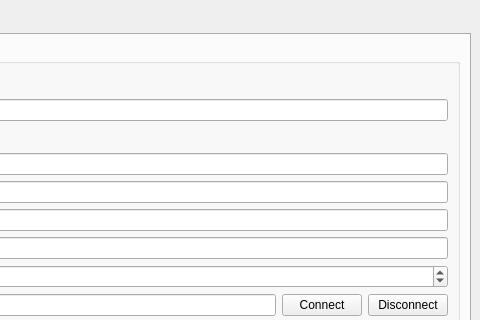
Before: the Qt Designer form MainWindow.ui in Aeternah/Kursach_QT, drawn with Qt 5; both pictures show x 520 to 1000 and y 0 to 320 of the 1000 by 700 pixel window.
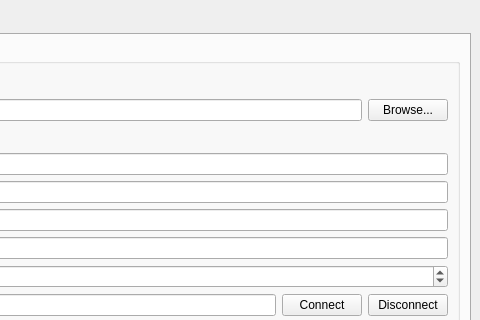
After: the same form once the commit is applied.

The edit to the form file:
```diff
--- a/MainWindow.ui
+++ b/MainWindow.ui
@@ -50,6 +50,13 @@
              <item>
               <widget class="QLineEdit" name="leSQLitePath"/>
              </item>
+             <item>
+              <widget class="QPushButton" name="btnBrowse">
+               <property name="text">
+                <string>Browse...</string>
+               </property>
+              </widget>
+             </item>
             </layout>
            </item>
            <item>
```
Left out of the diff: 12 changed lines with no effect on the pictures.
